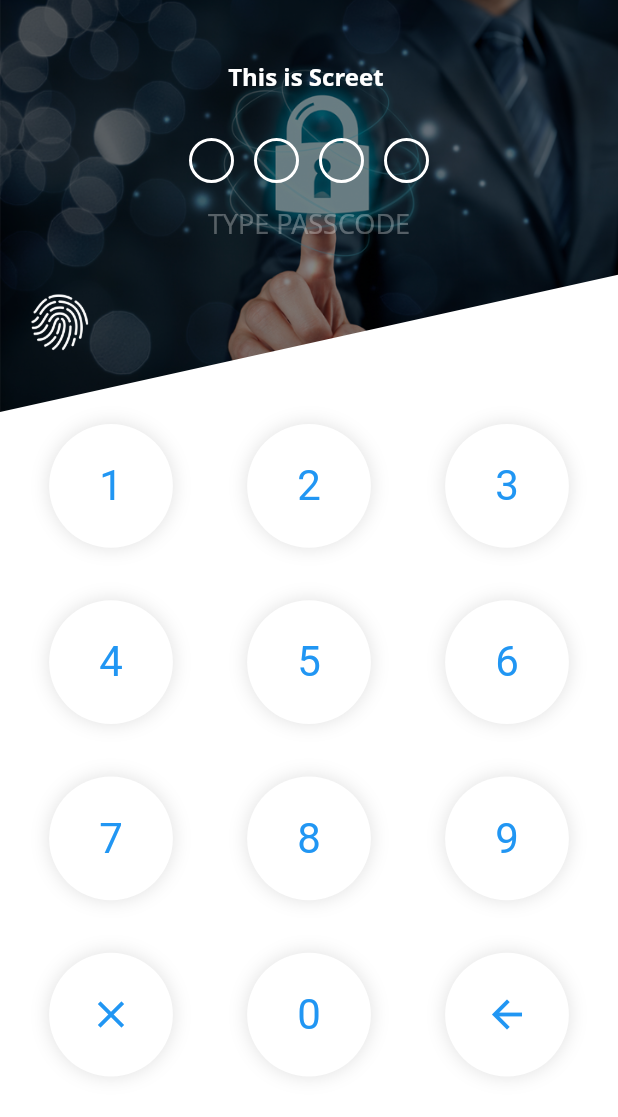
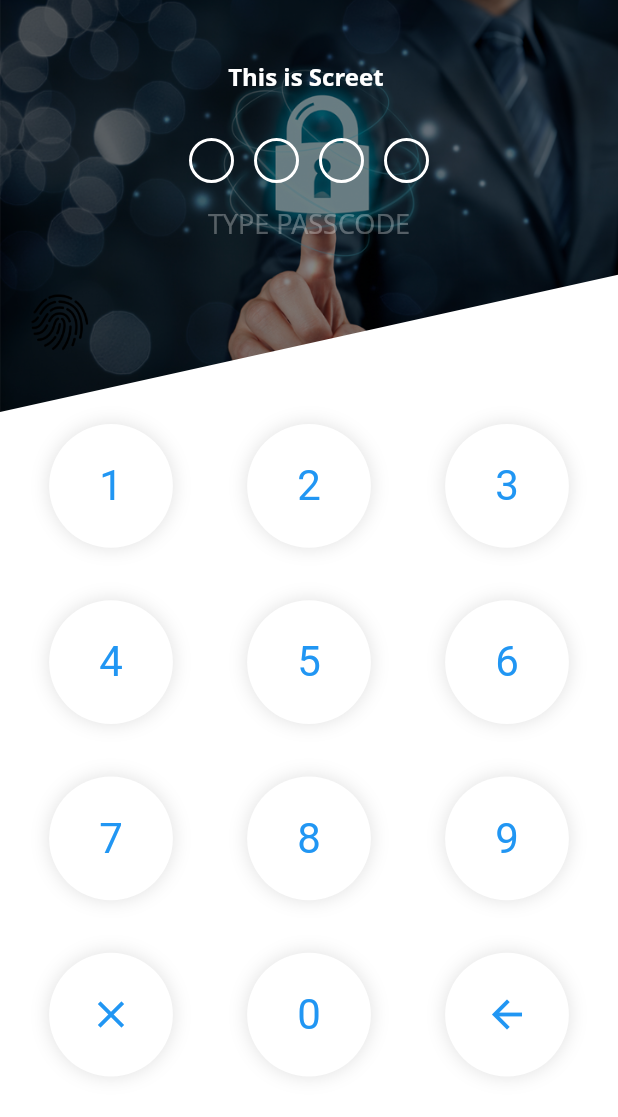
Before and after one commit to kalismeras61/flutter_lock_screen, a Flutter app: the screen it shows after launch, on a phone screen of 412 x 824 dp. Shown: the top 1117 px of the screen. Run offline on Flutter 3.47's test engine with Material 2 defaults, Android fonts, the phone set to English and light mode, and no system bars; our stand-ins replace local_auth.

Commit message:
Update flutter_lock_screen.dart
Fixed issue with display of "fingerPrintImage" currently the white colour overlay the image so the image won't display.

```diff
--- a/lib/flutter_lock_screen.dart
+++ b/lib/flutter_lock_screen.dart
@@ -235,7 +235,6 @@ class _LockScreenState extends State<LockScreen> {
                                     widget.fingerPrintImage,
                                     height: 40,
                                     width: 40,
-                                    color: Colors.white,
                                   ),
                                 ),
                               )
```
